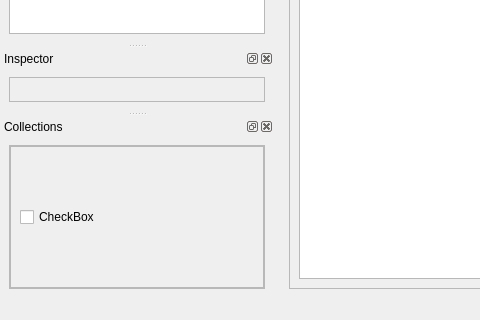
Above: main.ui from compix/MetadataManager before the change; both pictures show x 0 to 480 and y 356 to 676 of the 1014 by 676 pixel window. Below: the same form after it.
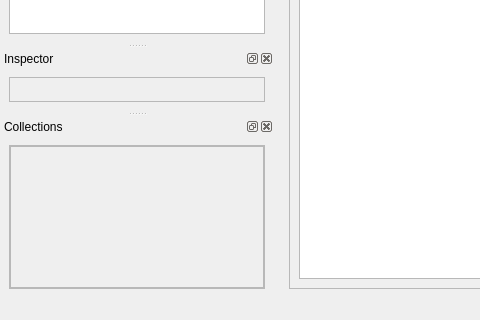
That is the form after the change.

Commit message: Fixes, timeit integration

The edit to the form file:
```diff
--- a/main.ui
+++ b/main.ui
@@ -256,20 +256,12 @@
              <x>0</x>
              <y>0</y>
              <width>252</width>
-             <height>87</height>
+             <height>135</height>
             </rect>
            </property>
            <layout class="QVBoxLayout" name="verticalLayout_10">
             <item>
-             <layout class="QVBoxLayout" name="collectionsVLayout">
-              <item>
-               <widget class="QCheckBox" name="checkBox">
-                <property name="text">
-                 <string>CheckBox</string>
-                </property>
-               </widget>
-              </item>
-             </layout>
+             <layout class="QVBoxLayout" name="collectionsVLayout"/>
             </item>
            </layout>
           </widget>
```
Left out of the diff: 6 changed lines with no effect on the pictures. The commit also changes 2 other files.
